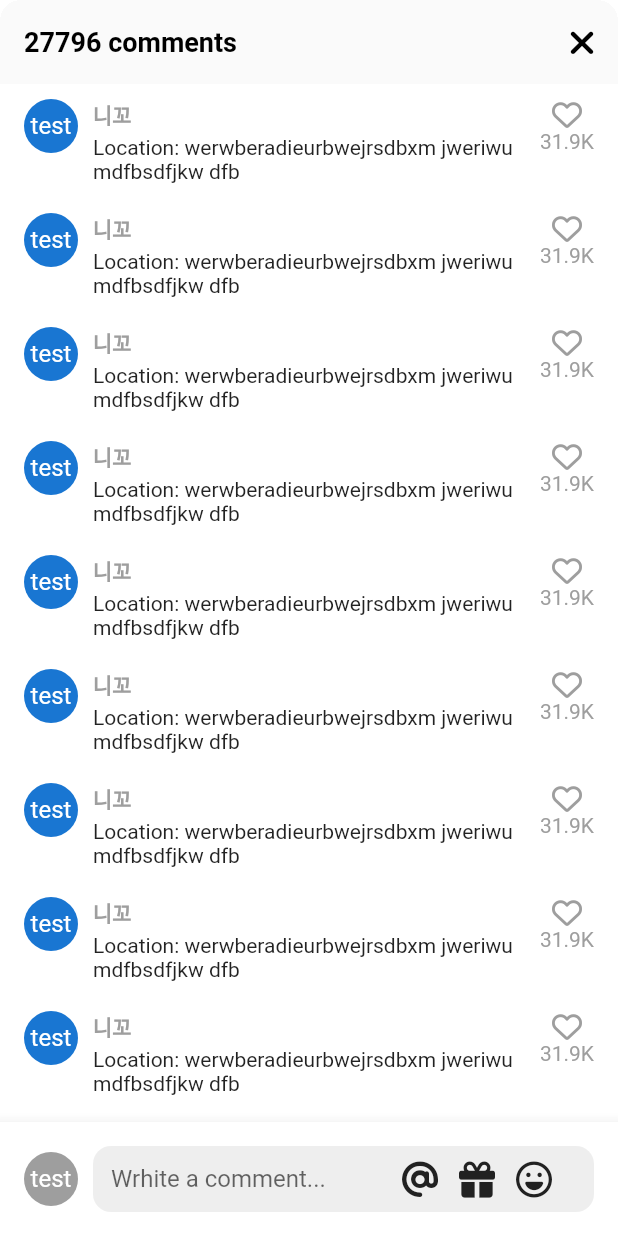
After one commit to seonghwii/tiktok_clone, a Flutter app: the VideoComments screen opened directly, on a phone screen of 412 x 824 dp. The commit adds this screen. Run offline on Flutter 3.47's test engine with Material 2 defaults, Android fonts, the phone set to English and light mode, and no system bars; our stand-ins replace font_awesome_flutter, video_player, visibility_detector; network calls fail.

Commit message:
8.x 완료

```diff
--- a/lib/features/main_navigation/main_navigation_screen.dart
+++ b/lib/features/main_navigation/main_navigation_screen.dart
@@ -38,6 +38,7 @@
   @override
   Widget build(BuildContext context) {
     return Scaffold(
+      resizeToAvoidBottomInset: false,
       backgroundColor: _selectedIndex == 0 ? Colors.black : Colors.white,
       body: Stack(
         children: [
--- a/lib/features/videos/video_timeline_screen.dart
+++ b/lib/features/videos/video_timeline_screen.dart
@@ -42,7 +42,7 @@
   }
 
   Future<void> _onRefresh() {
-    return Future.delayed(const Duration(seconds: 5));
+    return Future.delayed(const Duration(milliseconds: 500));
   }
 
   @override
--- /dev/null
+++ b/lib/features/videos/widgets/video_comments.dart
@@ -0,0 +1,212 @@
+import 'package:flutter/material.dart';
+import 'package:font_awesome_flutter/font_awesome_flutter.dart';
+import 'package:tictok_clone/constants/gaps.dart';
+import 'package:tictok_clone/constants/sizes.dart';
+
+class VideoComments extends StatefulWidget {
+  const VideoComments({super.key});
+
+  @override
+  State<VideoComments> createState() => _VideoCommentsState();
+}
+
+class _VideoCommentsState extends State<VideoComments> {
+  bool _isWriting = false;
+
+  final ScrollController _scrollController = ScrollController();
+
+  void _onClosePressed() {
+    Navigator.of(context).pop();
+  }
+
+  void _stopWriting() {
+    FocusScope.of(context).unfocus();
+    setState(() {
+      _isWriting = false;
+    });
+  }
+
+  void _onStartWriting() {
+    setState(() {
+      _isWriting = true;
+    });
+  }
+
+  @override
+  Widget build(BuildContext context) {
+    final size = MediaQuery.of(context).size;
+    return Container(
+      height: size.height * 0.70,
+      clipBehavior: Clip.hardEdge,
+      decoration: BoxDecoration(
+        borderRadius: BorderRadius.circular(Sizes.size14),
+      ),
+      child: Scaffold(
+        appBar: AppBar(
+          backgroundColor: Colors.grey.shade50,
+          automaticallyImplyLeading: false,
+          title: const Text("27796 comments"),
+          actions: [
+            IconButton(
+              onPressed: _onClosePressed,
+              icon: const FaIcon(FontAwesomeIcons.xmark),
+            ),
+          ],
+        ),
+        body: GestureDetector(
+          onTap: _stopWriting,
+          child: Stack(
+            children: [
+              Scrollbar(
+                controller: _scrollController,
+                child: ListView.separated(
+                  padding: const EdgeInsets.only(
+                    top: Sizes.size10,
+                    bottom: Sizes.size96 + Sizes.size20,
+                    left: Sizes.size16,
+                    right: Sizes.size16,
+                  ),
+                  separatorBuilder: (context, index) => Gaps.v20,
+                  itemCount: 10,
+                  itemBuilder: (context, index) => Row(
+                    crossAxisAlignment: CrossAxisAlignment.start, // 아이콘 위치 조정
+                    children: [
+                      const CircleAvatar(
+                        radius: 18,
+                        child: Text("test"),
+                      ),
+                      Gaps.h10,
+                      Expanded(
+                        child: Column(
+                          // 내부 텍스트 정렬
+                          crossAxisAlignment: CrossAxisAlignment.start,
+                          children: [
+                            Text(
+                              "니꼬",
+                              style: TextStyle(
+                                fontWeight: FontWeight.bold,
+                                fontSize: Sizes.size14,
+                                color: Colors.grey.shade500,
+                              ),
+                            ),
+                            Gaps.v3,
+                            const Text(
+                                "Location: werwberadieurbwejrsdbxm jweriwu mdfbsdfjkw dfb"),
+                          ],
+                        ),
+                      ),
+                      Gaps.h10,
+                      Column(
+                        children: [
+                          FaIcon(
+                            FontAwesomeIcons.heart,
+                            color: Colors.grey.shade500,
+                            size: Sizes.size20,
+                          ),
+                          Text(
+                            "31.9K",
+                            style: TextStyle(
+                              color: Colors.grey.shade500,
+                            ),
+                          ),
+                        ],
+                      ),
+                    ],
+                  ),
+                ),
+              ),
+              Positioned(
+                bottom: 0,
+                width: size.width,
+                child: BottomAppBar(
+                  color: Colors.white,
+                  child: Padding(
+                    padding: const EdgeInsets.symmetric(
+                      horizontal: Sizes.size16,
+                      vertical: Sizes.size16,
+                    ),
+                    child: Row(
+                      children: [
+                        CircleAvatar(
+                          radius: 18,
+                          backgroundColor: Colors.grey.shade500,
+                          foregroundColor: Colors.white,
+                          child: const Text("test"),
+                        ),
+                        Gaps.h10,
+                        Expanded(
+                          child: SizedBox(
+                            height: Sizes.size44,
+                            child: TextField(
+                              onTap: _onStartWriting,
+                              minLines: null,
+                              maxLines: null,
+                              expands: true,
+                              textInputAction: TextInputAction.newline,
+                              cursorColor:
+                                  Theme.of(context).primaryColor, // 커서 색상 지정
+                              decoration: InputDecoration(
+                                suffixIcon: Padding(
+                                  padding: const EdgeInsets.only(
+                                    right: Sizes.size14,
+                                  ),
+                                  child: Row(
+                                    mainAxisSize: MainAxisSize.min,
+                                    children: [
+                                      FaIcon(
+                                        FontAwesomeIcons.at,
+                                        color: Colors.grey.shade900,
+                                      ),
+                                      Gaps.h14,
+                                      FaIcon(
+                                        FontAwesomeIcons.gift,
+                                        color: Colors.grey.shade900,
+                                      ),
+                                      Gaps.h14,
+                                      FaIcon(
+                                        FontAwesomeIcons.faceLaugh,
+                                        color: Colors.grey.shade900,
+                                      ),
+                                      Gaps.h14,
+                                      if (_isWriting)
+                                        GestureDetector(
+                                          onTap: _stopWriting,
+                                          child: FaIcon(
+                                              FontAwesomeIcons.circleArrowUp,
+                                              color: Theme.of(context)
+                                                  .primaryColor),
+                                        ),
+                                    ],
+                                  ),
+                                ),
+
+                                hintText: "Wrhite a comment...",
+                                border: OutlineInputBorder(
+                                  borderRadius: BorderRadius.circular(
+                                    Sizes.size12,
+                                  ),
+                                  borderSide: BorderSide.none, // 입력창 테두리 없애기
+                                ),
+                                filled: true, // 입력창 내부 색 채움 여부
+                                fillColor: Colors.grey.shade200, // 내부 색상 지정
+                                contentPadding: const EdgeInsets.symmetric(
+                                  // 입력창과 텍스트 간격 지정
+                                  horizontal: Sizes.size12,
+                                  vertical: Sizes.size10,
+                                ),
+                              ),
+                            ),
+                          ),
+                        ),
+                      ],
+                    ),
+                  ),
+                ),
+              ),
+            ],
+          ),
+        ),
+      ),
+    );
+  }
+}
--- a/lib/features/videos/widgets/video_post.dart
+++ b/lib/features/videos/widgets/video_post.dart
@@ -3,6 +3,7 @@
 import 'package:tictok_clone/constants/gaps.dart';
 import 'package:tictok_clone/constants/sizes.dart';
 import 'package:tictok_clone/features/videos/widgets/video_button.dart';
+import 'package:tictok_clone/features/videos/widgets/video_comments.dart';
 import 'package:video_player/video_player.dart';
 import 'package:visibility_detector/visibility_detector.dart';
 
@@ -73,7 +74,9 @@
   }
 
   void _onVisibilityChanged(VisibilityInfo info) {
-    if (info.visibleFraction == 1 && !_videoPlayerController.value.isPlaying) {
+    if (info.visibleFraction == 1 &&
+        !_isPaused &&
+        !_videoPlayerController.value.isPlaying) {
       _videoPlayerController.play();
     }
   }
@@ -101,6 +104,21 @@
     setState(() {
       _isSeeMoreClicked = !_isSeeMoreClicked;
     });
+  }
+
+  void _onCommentsTap(BuildContext context) async {
+    // context를 필요로 한다.
+    if (_videoPlayerController.value.isPlaying) {
+      _onTogglePause(); // 영상이 재생되고 있으면 멈춰준다.
+    }
+    await showModalBottomSheet(
+      // barrierColor: Colors.red, // 영상 클릭 시 뒤에 보일 배경 색
+      isScrollControlled: true, // buttom sheet의 사이즈를 변경 허용
+      backgroundColor: Colors.transparent,
+      context: context,
+      builder: (context) => const VideoComments(),
+    );
+    _onTogglePause();
   }
 
   @override
@@ -201,12 +219,12 @@
             ),
           ),
 
-          const Positioned(
+          Positioned(
             bottom: 20,
             right: 10,
             child: Column(
               children: [
-                CircleAvatar(
+                const CircleAvatar(
                   radius: 25,
                   backgroundColor: Colors.black, // 아이콘 색상
                   foregroundColor: Colors.white, // 글씨 색상
@@ -215,11 +233,15 @@
                   child: Text("승휘"),
                 ),
                 Gaps.v24,
-                VideoButton(icon: FontAwesomeIcons.solidHeart, text: "2.9M"),
+                const VideoButton(
+                    icon: FontAwesomeIcons.solidHeart, text: "2.9M"),
                 Gaps.v24,
-                VideoButton(icon: FontAwesomeIcons.solidComment, text: "33K"),
+                GestureDetector(
+                    onTap: () => _onCommentsTap(context),
+                    child: const VideoButton(
+                        icon: FontAwesomeIcons.solidComment, text: "33K")),
                 Gaps.v24,
-                VideoButton(icon: FontAwesomeIcons.share, text: "Share"),
+                const VideoButton(icon: FontAwesomeIcons.share, text: "Share"),
               ],
             ),
           ),
```
